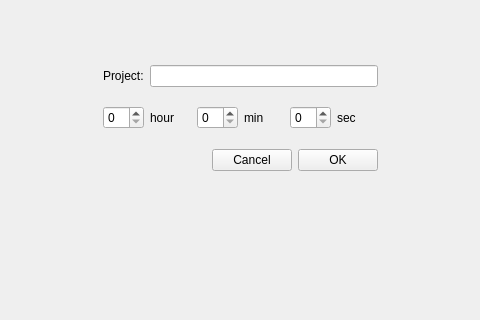
Qt form Src/mainWindow.ui (kingold5/Timer) before a commit; both pictures show x 107 to 587 and y 94 to 414 of the 769 by 600 pixel window.
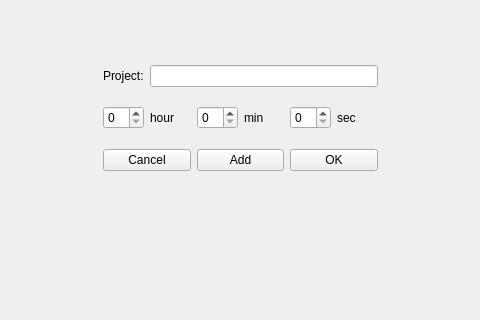
The same form after that commit.

Commit message: reset layout

Patch:
```diff
--- a/Src/mainWindow.ui
+++ b/Src/mainWindow.ui
@@ -103,19 +103,6 @@
      </item>
      <item>
       <layout class="QHBoxLayout" name="horizontalLayout_5">
-       <item>
-        <spacer name="horizontalSpacer">
-         <property name="orientation">
-          <enum>Qt::Horizontal</enum>
-         </property>
-         <property name="sizeHint" stdset="0">
-          <size>
-           <width>40</width>
-           <height>20</height>
-          </size>
-         </property>
-        </spacer>
-       </item>
        <item>
         <widget class="QPushButton" name="pushButtonCancel">
          <property name="text">
@@ -123,6 +110,13 @@
          </property>
         </widget>
        </item>
+       <item>
+        <widget class="QPushButton" name="PushButtonAdd">
+         <property name="text">
+          <string>Add</string>
+         </property>
+        </widget>
+       </item>
        <item>
         <widget class="QPushButton" name="PushButtonOK">
          <property name="text">
```
The commit also changes 1 other file.
